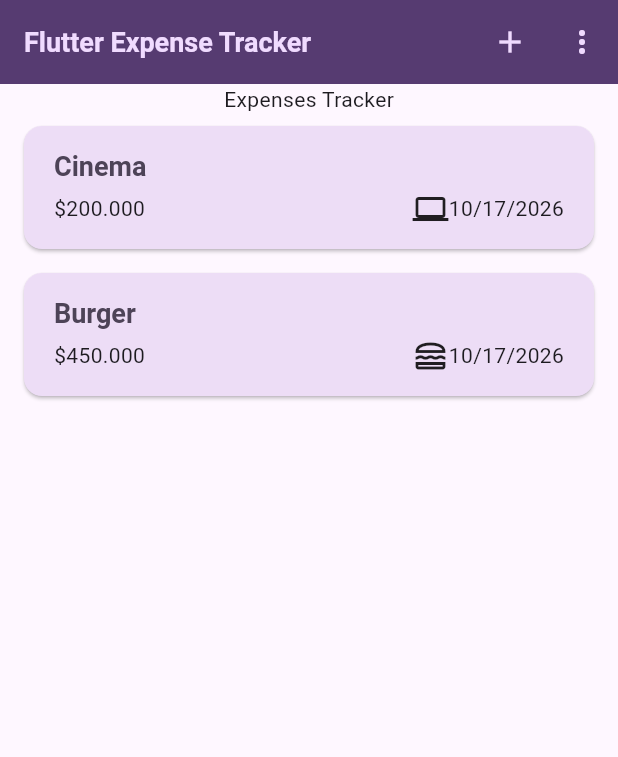
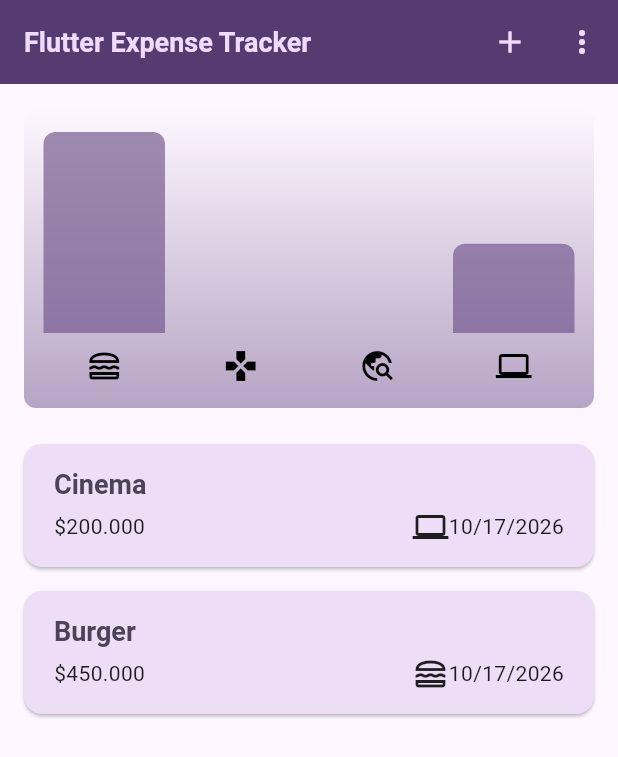
Before and after one commit to UzmiSoftwareEng/Learning_Professional_Flutter_from_Udemy, a Flutter app: the screen it shows after launch, on a phone screen of 412 x 824 dp. Shown: the top 757 px of the screen. Run offline on Flutter 3.47's test engine with Material 3 defaults, Android fonts, the phone set to English and light mode, and no system bars; our stand-ins replace google_fonts.

Commit message:
Today work on Final Ui like adding chart_bar in Expense Tracker for making UI attractive clear and visible

```diff
--- /dev/null
+++ b/Expense Tracker/day 98/lib/chart.dart
@@ -0,0 +1,102 @@
+import 'package:flutter/material.dart';
+
+import 'package:expenses_tracker/chart_bar.dart';
+import 'package:expenses_tracker/expense.dart';
+
+
+class Chart extends StatelessWidget {
+  const Chart({
+    super.key,
+    required this.expenses,
+  });
+
+  final List<Expense> expenses;
+
+  List<ExpenseBucket> get buckets {
+    return [
+      ExpenseBucket.forCategory(expenses, Category.food),
+      ExpenseBucket.forCategory(expenses, Category.leisure),
+      ExpenseBucket.forCategory(expenses, Category.travel),
+      ExpenseBucket.forCategory(expenses, Category.work),
+    ];
+  }
+
+  double get maxTotalExpenses {
+    double maxTotalExpenses = 0;
+    for (final bucket in buckets) {
+      if (bucket.totalExpenses > maxTotalExpenses) {
+        maxTotalExpenses = bucket.totalExpenses;
+      }
+    }
+    return maxTotalExpenses;
+  }
+
+  @override
+  Widget build(BuildContext context) {
+    final isDarkMode =
+        MediaQuery.of(context).platformBrightness == Brightness.dark;
+
+    return Container(
+      margin: const EdgeInsets.all(16),
+      padding: const EdgeInsets.symmetric(
+        vertical: 16,
+        horizontal: 8,
+      ),
+      width: double.infinity,
+      height: 200,
+      decoration: BoxDecoration(
+        borderRadius: BorderRadius.circular(8),
+        gradient: LinearGradient(
+          colors: [
+            Theme.of(context)
+                .colorScheme
+                .primary
+                .withOpacity(0.5),
+            Theme.of(context)
+                .colorScheme
+                .primary
+                .withOpacity(0.0),
+          ],
+          begin: Alignment.bottomCenter,
+          end: Alignment.topCenter,
+        ),
+      ),
+
+      child: Column(
+        children: [
+          Expanded(
+            child: Row(
+              crossAxisAlignment: CrossAxisAlignment.end,
+              children: [
+                for (final bucket in buckets)
+                  ChartBar(
+                    fill: bucket.totalExpenses / maxTotalExpenses,
+                  ),
+              ],
+            ),
+          ),
+
+          const SizedBox(height: 10),
+          Row(
+            children: buckets
+                .map((bucket) {
+                  return Expanded(
+                  child: Padding(
+                   padding: const EdgeInsets.symmetric(
+                    horizontal: 4,
+                  ),
+                  child: Icon(
+                    categoryIcons[bucket.category],
+                    color: isDarkMode
+                        ? Colors.white
+                        : Colors.black,
+                  ),
+                ),
+              );
+            }).toList(),
+          ),
+        ],
+      ),
+    );
+  }
+}
--- /dev/null
+++ b/Expense Tracker/day 98/lib/chart_bar.dart
@@ -0,0 +1,34 @@
+import 'package:flutter/material.dart';
+
+class ChartBar extends StatelessWidget{
+  const ChartBar({
+    super.key,
+    required this.fill,
+});
+
+  final double fill;
+
+  @override
+  Widget build(BuildContext context) {
+   final isDarkMode =
+       MediaQuery.of(context).platformBrightness == Brightness.dark;
+   return Expanded(
+     child: Padding(
+         padding: EdgeInsets.symmetric(horizontal: 5),
+       child: FractionallySizedBox(
+         heightFactor: fill,
+         child: DecoratedBox(
+             decoration: BoxDecoration(
+               shape: BoxShape.rectangle,
+               borderRadius:
+                   BorderRadius.vertical(top: Radius.circular(8)),
+               color: isDarkMode
+                 ? Theme.of(context).colorScheme.secondary
+                 : Theme.of(context).colorScheme.primary.withValues(alpha: 0.65),
+             ),
+           ),
+         ),
+       ),
+     );
+   }
+ }
--- a/Expense Tracker/day 98/lib/expense.dart
+++ b/Expense Tracker/day 98/lib/expense.dart
@@ -39,6 +39,13 @@ class ExpenseBucket {
     required this.expenses,
   });
 
+  ExpenseBucket.forCategory(
+      List<Expense> allExpenses,
+      this.category,
+      ) : expenses= allExpenses
+         .where((expense) => expense.category == category)
+         .toList();
+
   final Category category;
   final List<Expense> expenses;
 
--- a/Expense Tracker/day 98/lib/expenses.dart
+++ b/Expense Tracker/day 98/lib/expenses.dart
@@ -1,5 +1,7 @@
+import 'package:flutter/material.dart';
+
+import 'package:expenses_tracker/chart.dart';
 import 'package:expenses_tracker/new_expense.dart';
-import 'package:flutter/material.dart';
 import 'package:expenses_tracker/expense.dart';
 import 'package:expenses_tracker/expenses_list.dart';
 
@@ -92,7 +94,7 @@ class _ExpensesState extends State<Expenses> {
     body: Column(
       mainAxisAlignment: MainAxisAlignment.center,
       children: [
-        Text('Expenses Tracker'),
+        Chart(expenses: _registeredExpenses),
         Expanded(
           child: mainContent,
           ),
```
Also changed, not shown: Expense Tracker/Expense Tracker (Final UI).jpg (added).
